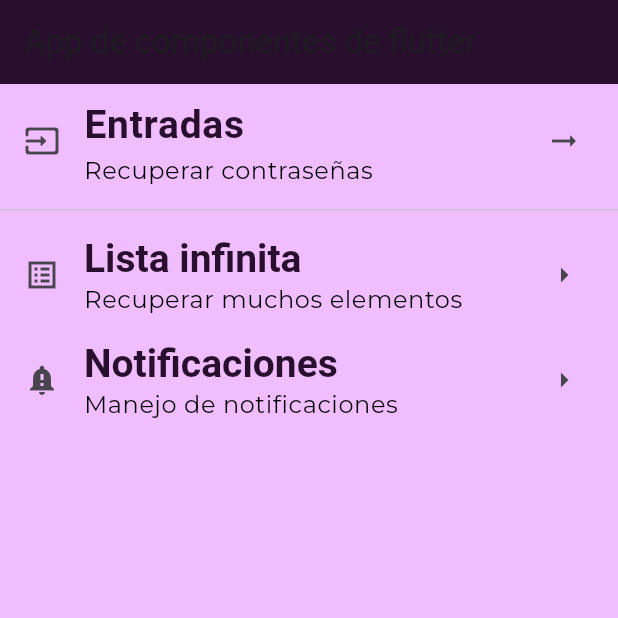
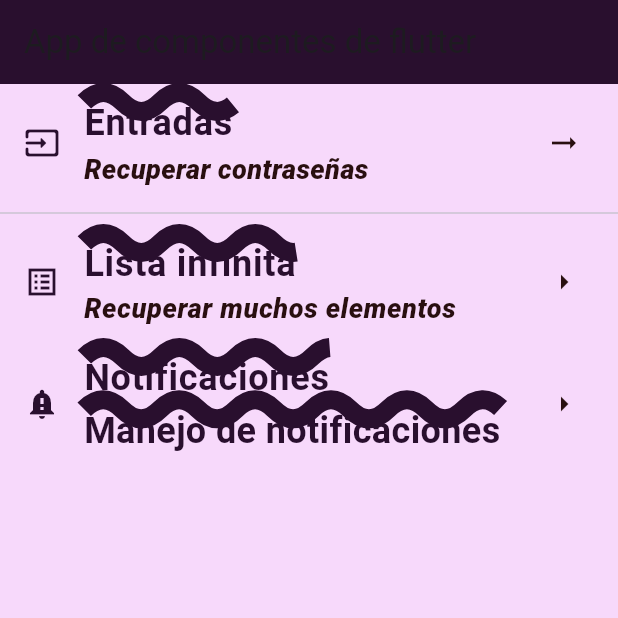
Before and after one commit to Lud0110/componentes_flutter5a, a Flutter app: the screen it shows after launch, on a phone screen of 412 x 824 dp, the top half of it. Run offline on Flutter 3.47's test engine with Material 3 defaults, Android fonts, the phone set to English and light mode, and no system bars; our stand-ins replace google_fonts; Roboto replaces fonts that are missing (Acme).

Commit message:
Finish first version of AppTheme

```diff
--- a/lib/screens/home_screen.dart
+++ b/lib/screens/home_screen.dart
@@ -14,34 +14,40 @@ class HomeScreen extends StatelessWidget {
           children: <Widget> [
             ListTile(
               title: Text('Entradas',
-                  style: AppTheme.lightTheme.textTheme.headlineLarge,
+              style: AppTheme.lightTheme.textTheme.headlineLarge
                   ),
               subtitle: Text('Recuperar contraseñas',
-                style: Theme.of(context).textTheme.bodySmall,
+              style: AppTheme.lightTheme.textTheme.bodySmall
                 ),
-              leading: const Icon(Icons.input_rounded),
-              trailing: const Icon(Icons.arrow_right_alt_outlined),
+              leading: const Icon(Icons.input_rounded,
+               color: AppTheme.primaryColor),
+              trailing: const Icon(Icons.arrow_right_alt_outlined,
+               color: AppTheme.secondaryColor),
             ),
             const Divider(),
             ListTile(
               title: Text('Lista infinita',
-                style: Theme.of(context).textTheme.headlineLarge,
+              style: AppTheme.lightTheme.textTheme.headlineLarge
                 ),
               subtitle: Text('Recuperar muchos elementos',
                 style: Theme.of(context).textTheme.bodySmall,
                 ),
-              leading: const Icon(Icons.list_alt_sharp),
-              trailing: const Icon(Icons.arrow_right_outlined),
+              leading: const Icon(Icons.list_alt_sharp,
+               color: AppTheme.primaryColor),
+              trailing: const Icon(Icons.arrow_right_outlined,
+               color: AppTheme. secondaryColor),
             ),
             ListTile(
               title: Text('Notificaciones',
-                style: Theme.of(context).textTheme.headlineLarge,
+              style: AppTheme.lightTheme.textTheme.headlineLarge
                 ),
               subtitle: Text('Manejo de notificaciones',
-                style: Theme.of(context).textTheme.bodySmall,
+              style: AppTheme.lightTheme.textTheme.headlineLarge
                 ),
-              leading: const Icon(Icons.notification_important),
-              trailing: const Icon(Icons.arrow_right_outlined),
+              leading: const Icon(Icons.notification_important,
+               color: AppTheme.primaryColor),
+              trailing: const Icon(Icons.arrow_right_outlined,
+               color: AppTheme.secondaryColor),
             )
             ],
           ),
--- a/lib/theme/app_theme.dart
+++ b/lib/theme/app_theme.dart
@@ -1,31 +1,37 @@
 import 'package:flutter/material.dart';
 import 'package:google_fonts/google_fonts.dart';
 
+
+
 class AppTheme{
-  //constante del color primario
-  static const primaryColor = Color.fromARGB(255, 41, 15, 46);
-
-  //contante de color secundario
-  static const secondaryColor = Color.fromARGB(255, 0, 0, 0);
-
-  //constante del color de fondo
-  static const backColor = Color.fromARGB(255, 240, 189, 255);
-
+   //constaten de color primario
+  static const primaryColor =Color.fromARGB(255, 41, 15, 46);
+  //color constate del,color secundario
+  static const secondaryColor = Color.fromARGB(255, 41, 15, 16);
+  //constate del,color de fondo
+  static const backColor = Color.fromARGB(255, 247, 217, 251);
+  //constante de color del
   static final ThemeData lightTheme = ThemeData.light().copyWith(
      scaffoldBackgroundColor: backColor,
      appBarTheme: const AppBarTheme(color: primaryColor),
         textTheme: TextTheme(
+        //titulos del primer nivel
           headlineLarge: GoogleFonts.acme(
-            fontSize: 26.0,
+            fontSize: 24.0,
             fontWeight: FontWeight.bold,
-            color: primaryColor,
+            color:primaryColor,
+            decoration: TextDecoration.overline,
+            decorationColor: primaryColor,
+            decorationStyle: TextDecorationStyle.wavy,
+            decorationThickness: 10.8,
           ),
+          //funete para texto muy pequeños
+            bodySmall: GoogleFonts.zenTokyoZoo(
+            fontSize: 18.0,
+            fontWeight: FontWeight.w900,
+            color: secondaryColor,
+            fontStyle: FontStyle.italic
 
-          //fuente para textos muy pequeños
-          bodySmall: GoogleFonts.montserrat(
-            fontSize: 16.0,
-            fontWeight: FontWeight.normal,
-            color: Color.fromARGB(255, 0, 0, 0),
           ),
         ),
   );
```
Also changed, not shown: lib/screens/infinite.dart (added, +15 -0 lines), lib/screens/inpust.dart (added, +15 -0 lines), lib/screens/notification.dart (added, +10 -0 lines). Lines whose indentation alone changed are shown as unchanged.
